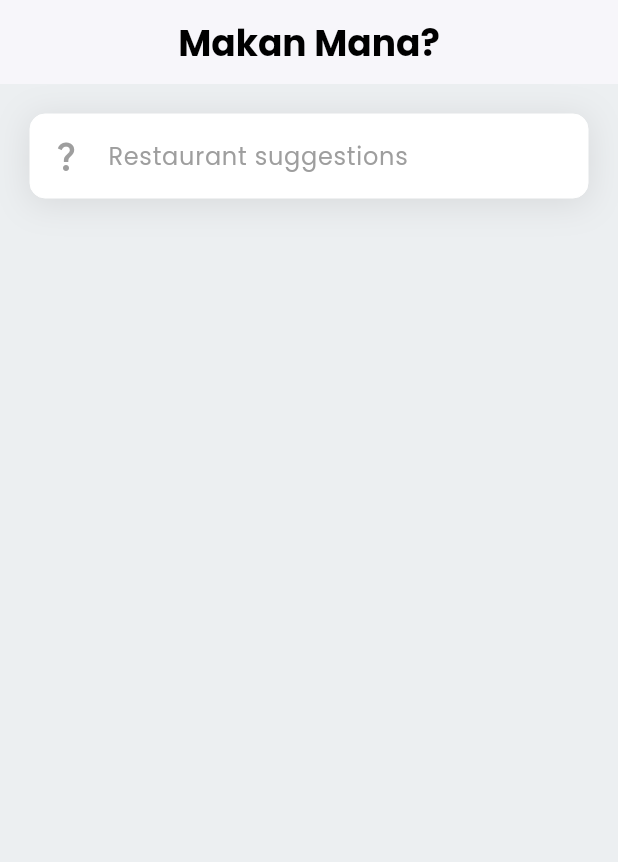
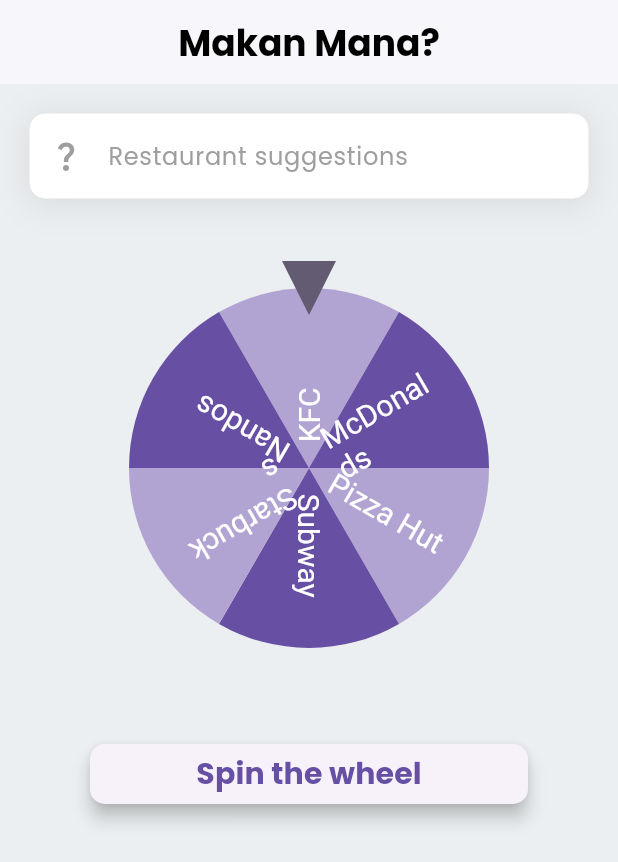
Before and after one commit to amoiiir/makan-mana, a Flutter app: the screen it shows after launch, on a phone screen of 412 x 824 dp. Shown: the top 862 px of the screen. Run offline on Flutter 3.47's test engine with Material 3 defaults, Android fonts, the phone set to English and light mode, and no system bars; drawn by our look-alikes of flutter_fortune_wheel.

Commit message:
added wheel and button

```diff
--- a/lib/pages/home.dart
+++ b/lib/pages/home.dart
@@ -28,13 +28,55 @@
       appBar: appBar(),
       backgroundColor: Colors.blueGrey[50],
       //kenapa bila nak tambah banyak kena dalam children
-      body: Column(
+      body: ListView(
         children: [
           _searchBar(),
-          const SizedBox(height: 20),
+          const SizedBox(height: 30),
+          _fortuneWheel(),
+          const SizedBox(height: 30),
+          Container(
+            margin: const EdgeInsets.only(left: 60, right: 60),
+            child: ElevatedButton(
+              onPressed: (){
+                //do something
+              },
+              child: const Text(
+                'Spin the wheel',
+                style: TextStyle(
+                  fontSize: 20,
+                  fontFamily: 'Poppins',
+                  fontWeight: FontWeight.bold
+                ),
+              ),
+              style: ButtonStyle(
+                shape: WidgetStateProperty.all<RoundedRectangleBorder>(
+                  RoundedRectangleBorder(
+                    borderRadius: BorderRadius.circular(10)
+                  )
+                ),
+                elevation: WidgetStateProperty.all(5),
+              ),
+            ),
+          )
         ],
       )
     );
+  }
+
+  Container _fortuneWheel() {
+    return Container(
+          height: 300,
+          child: FortuneWheel(
+            items: const [
+              FortuneItem(child: Text('KFC', style: TextStyle(color: Colors.white, fontSize: 20))),
+              FortuneItem(child: Text('McDonalds', style: TextStyle(color: Colors.white, fontSize: 20))),
+              FortuneItem(child: Text('Pizza Hut', style: TextStyle(color: Colors.white, fontSize: 20))),
+              FortuneItem(child: Text('Subway', style: TextStyle(color: Colors.white, fontSize: 20))),
+              FortuneItem(child: Text('Starbucks', style: TextStyle(color: Colors.white, fontSize: 20))),
+              FortuneItem(child: Text('Nandos', style: TextStyle(color: Colors.white, fontSize: 20))),
+            ],
+          ),
+        );
   }
 
   Container _searchBar() {
```
